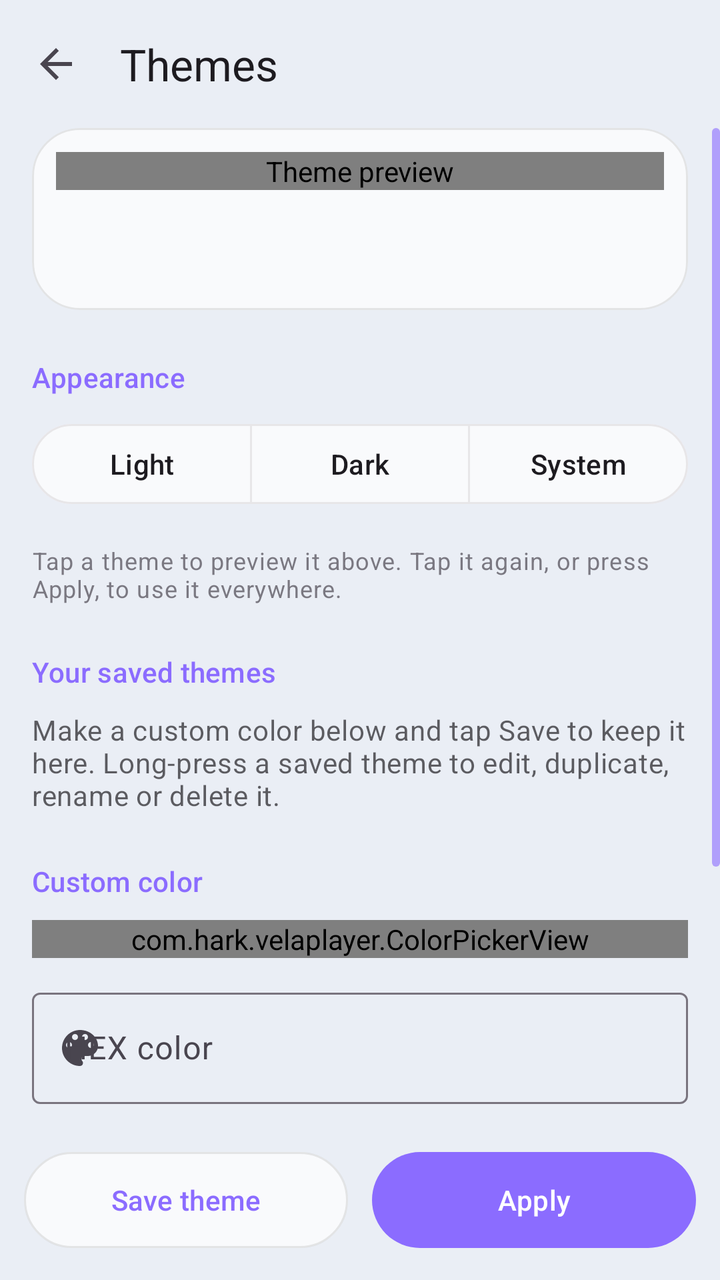
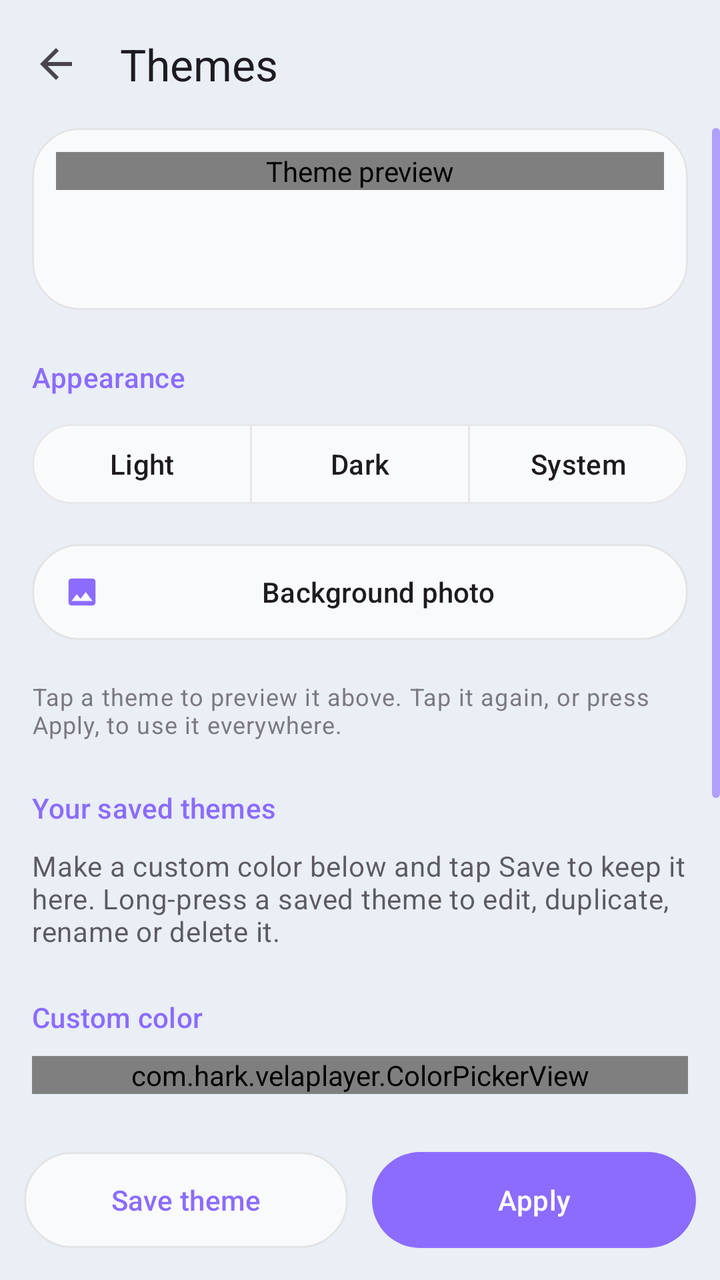

Before-and-after screenshots of an Android layout around one commit, followed by the original layout XML and the change that was made.
<!-- AndroidManifest.xml: application theme Theme.Vela -->
<!-- res/layout/activity_theme.xml -->
<?xml version="1.0" encoding="utf-8"?>
<LinearLayout xmlns:android="http://schemas.android.com/apk/res/android"
    xmlns:app="http://schemas.android.com/apk/res-auto"
    android:layout_width="match_parent" android:layout_height="match_parent"
    android:fitsSystemWindows="true" android:orientation="vertical">

    <com.google.android.material.appbar.MaterialToolbar
        android:id="@+id/toolbar" android:layout_width="match_parent" android:layout_height="?attr/actionBarSize"
        app:navigationIcon="@drawable/ic_arrow_back" app:title="Themes" />

    <androidx.core.widget.NestedScrollView android:scrollbars="vertical"
        android:id="@+id/scroll" android:layout_width="match_parent" android:layout_height="0dp" android:layout_weight="1">

        <LinearLayout android:layout_width="match_parent" android:layout_height="wrap_content"
            android:orientation="vertical" android:paddingHorizontal="16dp" android:paddingBottom="24dp">

            
            <com.google.android.material.card.MaterialCardView
                android:id="@+id/previewCard" style="@style/Widget.Vela.Glass.Card"
                android:layout_width="match_parent" android:layout_height="wrap_content" app:cardCornerRadius="24dp">

                <LinearLayout android:layout_width="match_parent" android:layout_height="wrap_content" android:orientation="vertical" android:padding="12dp">
                    <com.hark.velaplayer.ThemePreviewView android:id="@+id/preview" android:layout_width="match_parent" android:layout_height="wrap_content"
                        android:contentDescription="Theme preview" />
                    <LinearLayout android:layout_width="match_parent" android:layout_height="wrap_content" android:layout_marginTop="10dp"
                        android:gravity="center_vertical" android:orientation="horizontal" android:paddingHorizontal="4dp">
                        <LinearLayout android:layout_width="0dp" android:layout_height="wrap_content" android:layout_weight="1" android:orientation="vertical">
                            <TextView android:id="@+id/previewName" android:layout_width="match_parent" android:layout_height="wrap_content"
                                android:ellipsize="end" android:maxLines="1" android:textAppearance="?attr/textAppearanceTitleMedium" />
                            <TextView android:id="@+id/previewState" android:layout_width="match_parent" android:layout_height="wrap_content"
                                android:alpha="0.7" android:textAppearance="?attr/textAppearanceBodySmall" />
                        </LinearLayout>
                        <LinearLayout android:id="@+id/swatches" android:layout_width="wrap_content" android:layout_height="wrap_content" android:orientation="horizontal" />
                    </LinearLayout>
                </LinearLayout>
            </com.google.android.material.card.MaterialCardView>

            <TextView style="@style/ThemeSection" android:text="Appearance" />
            <com.google.android.material.button.MaterialButtonToggleGroup
                android:id="@+id/modeGroup" android:layout_width="match_parent" android:layout_height="wrap_content"
                app:selectionRequired="true" app:singleSelection="true">
                <com.google.android.material.button.MaterialButton android:id="@+id/modeLight" style="?attr/materialButtonOutlinedStyle" android:layout_width="0dp" android:layout_height="wrap_content" android:layout_weight="1" android:text="Light" />
                <com.google.android.material.button.MaterialButton android:id="@+id/modeDark" style="?attr/materialButtonOutlinedStyle" android:layout_width="0dp" android:layout_height="wrap_content" android:layout_weight="1" android:text="Dark" />
                <com.google.android.material.button.MaterialButton android:id="@+id/modeSystem" style="?attr/materialButtonOutlinedStyle" android:layout_width="0dp" android:layout_height="wrap_content" android:layout_weight="1" android:text="System" />
            </com.google.android.material.button.MaterialButtonToggleGroup>

            <TextView android:layout_width="match_parent" android:layout_height="wrap_content" android:layout_marginTop="16dp" android:alpha="0.7"
                android:text="Tap a theme to preview it above. Tap it again, or press Apply, to use it everywhere."
                android:textAppearance="?attr/textAppearanceBodySmall" />

            
            <LinearLayout android:id="@+id/presetContainer" android:layout_width="match_parent" android:layout_height="wrap_content" android:orientation="vertical" />

            <TextView style="@style/ThemeSection" android:text="Your saved themes" />
            <TextView android:id="@+id/customEmpty" android:layout_width="match_parent" android:layout_height="wrap_content" android:alpha="0.7" android:text="Make a custom color below and tap Save to keep it here. Long-press a saved theme to edit, duplicate, rename or delete it." android:textAppearance="?attr/textAppearanceBodyMedium" />
            <LinearLayout android:id="@+id/customContainer" android:layout_width="match_parent" android:layout_height="wrap_content" android:orientation="vertical" />

            <TextView style="@style/ThemeSection" android:id="@+id/customTitle" android:text="Custom color" />
            <TextView android:id="@+id/editingNote" android:layout_width="match_parent" android:layout_height="wrap_content" android:layout_marginBottom="8dp"
                android:textAppearance="?attr/textAppearanceBodySmall" android:textColor="?attr/colorPrimary" android:visibility="gone" />
            <com.hark.velaplayer.ColorPickerView android:id="@+id/picker" android:layout_width="match_parent" android:layout_height="wrap_content" />

            <com.google.android.material.textfield.TextInputLayout
                android:id="@+id/hexLayout" style="@style/Widget.Material3.TextInputLayout.OutlinedBox"
                android:layout_width="match_parent" android:layout_height="wrap_content" android:layout_marginTop="12dp"
                android:hint="HEX color" app:prefixText="#" app:startIconDrawable="@drawable/ic_palette">
                <com.google.android.material.textfield.TextInputEditText
                    android:id="@+id/hexInput" android:layout_width="match_parent" android:layout_height="wrap_content"
                    android:digits="0123456789abcdefABCDEF" android:imeOptions="actionDone" android:inputType="textCapCharacters|textNoSuggestions" android:maxLength="6" android:singleLine="true" />
            </com.google.android.material.textfield.TextInputLayout>

            
            <LinearLayout android:id="@+id/genRow" android:layout_width="match_parent" android:layout_height="wrap_content" android:layout_marginTop="12dp" android:orientation="horizontal" />
            <TextView android:id="@+id/contrastNote" android:layout_width="match_parent" android:layout_height="wrap_content" android:layout_marginTop="6dp"
                android:alpha="0.75" android:textAppearance="?attr/textAppearanceBodySmall" />

            <TextView android:id="@+id/limitNote" android:layout_width="match_parent" android:layout_height="wrap_content" android:layout_marginTop="8dp" android:alpha="0.7" android:textAppearance="?attr/textAppearanceBodySmall" android:visibility="gone" />

            
            <LinearLayout android:id="@+id/advancedHeader" android:layout_width="match_parent" android:layout_height="48dp" android:layout_marginTop="12dp"
                android:background="?attr/selectableItemBackground" android:gravity="center_vertical" android:orientation="horizontal">
                <ImageView android:layout_width="20dp" android:layout_height="20dp" android:src="@drawable/ic_tune" app:tint="?attr/colorOnSurfaceVariant" android:importantForAccessibility="no" />
                <TextView android:layout_width="0dp" android:layout_height="wrap_content" android:layout_weight="1" android:layout_marginStart="12dp" android:text="Advanced" android:textAppearance="?attr/textAppearanceTitleSmall" />
                <TextView android:id="@+id/advancedArrow" android:layout_width="wrap_content" android:layout_height="wrap_content" android:text="Show" android:textColor="?attr/colorPrimary" android:textAppearance="?attr/textAppearanceLabelLarge" />
            </LinearLayout>
            <LinearLayout android:id="@+id/advancedBody" android:layout_width="match_parent" android:layout_height="wrap_content" android:orientation="vertical" android:visibility="gone">
                <TextView android:layout_width="match_parent" android:layout_height="wrap_content" android:layout_marginTop="4dp" android:text="Secondary accent" android:textAppearance="?attr/textAppearanceLabelLarge" />
                <HorizontalScrollView android:layout_width="match_parent" android:layout_height="wrap_content" android:scrollbars="none">
                    <LinearLayout android:id="@+id/secondaryRow" android:layout_width="wrap_content" android:layout_height="wrap_content" android:orientation="horizontal" android:paddingVertical="6dp" />
                </HorizontalScrollView>
                <TextView android:layout_width="match_parent" android:layout_height="wrap_content" android:layout_marginTop="8dp" android:text="Background &amp; glass" android:textAppearance="?attr/textAppearanceLabelLarge" />
                <HorizontalScrollView android:layout_width="match_parent" android:layout_height="wrap_content" android:scrollbars="none">
                    <com.google.android.material.chip.ChipGroup android:id="@+id/baseGroup" android:layout_width="wrap_content" android:layout_height="wrap_content"
                        app:selectionRequired="true" app:singleLine="true" app:singleSelection="true" />
                </HorizontalScrollView>
                <TextView android:layout_width="match_parent" android:layout_height="wrap_content" android:layout_marginTop="4dp" android:alpha="0.7"
                    android:text="Each role uses the closest matching tuned palette, so text always stays readable."
                    android:textAppearance="?attr/textAppearanceBodySmall" />
            </LinearLayout>

            <com.google.android.material.button.MaterialButton android:id="@+id/btnReset" style="@style/Widget.Material3.Button.TextButton"
                android:layout_width="wrap_content" android:layout_height="48dp" android:layout_marginTop="12dp" android:text="Reset to default (Pure Black Glass)" />
        </LinearLayout>
    </androidx.core.widget.NestedScrollView>

    <LinearLayout android:layout_width="match_parent" android:layout_height="wrap_content" android:orientation="horizontal" android:padding="12dp">
        <com.google.android.material.button.MaterialButton android:id="@+id/btnSave" style="?attr/materialButtonOutlinedStyle" android:layout_width="0dp" android:layout_height="56dp" android:layout_weight="1" android:text="Save theme" />
        <com.google.android.material.button.MaterialButton android:id="@+id/btnApply" android:layout_width="0dp" android:layout_height="56dp" android:layout_marginStart="12dp" android:layout_weight="1" android:text="Apply" />
    </LinearLayout>
</LinearLayout>
<!-- resources referenced by this layout -->
<resources>
  <style name="GlassShapeCard">
          <item name="cornerFamily">rounded</item>
          <item name="cornerSize">20dp</item>
      </style>
  <color name="accent">#8B6CFF</color>
  <style name="VelaBottomSheet" parent="ThemeOverlay.Material3.BottomSheetDialog">
          <item name="bottomSheetStyle">@style/VelaBottomSheetStyle</item>
      </style>
  <style name="VelaDialog" parent="VelaDialog.Base">
          <item name="android:backgroundDimAmount">0.45</item>
      </style>
  <color name="glass_surface">#B8FFFFFF</color>
  <color name="glass_surface_strong">#F2FBFBFD</color>
  <color name="glass_stroke">#17000000</color>
  <color name="glass_highlight">#CCFFFFFF</color>
  <color name="glass_scrim">#66000000</color>
  <color name="glass_tint">#14000000</color>
  <color name="glass_surface_elevated">#D1FFFFFF</color>
  <color name="atmo_top">#F5F7FB</color>
  <color name="atmo_mid">#EAEEF5</color>
  <color name="atmo_bottom">#DBE2EE</color>
  <color name="atmo_glow_a">#3DA9B6F0</color>
  <color name="atmo_glow_b">#33B4C2EE</color>
  <color name="nav_container">#E0FFFFFF</color>
  <color name="nav_selected">#141826</color>
  <color name="nav_on_selected">#FFFFFF</color>
  <color name="nav_text">#5D6378</color>
  <style name="Widget.Vela.Glass.Toolbar" parent="Widget.Material3.Toolbar">
          <item name="android:background">@android:color/transparent</item>
      </style>
  <style name="Widget.Vela.Switch" parent="Widget.Material3.CompoundButton.MaterialSwitch">
          <item name="trackDecorationTint">@color/glass_switch_decoration</item>
      </style>
  <style name="VelaPreferenceTheme" parent="@style/PreferenceThemeOverlay">
          <item name="preferenceCategoryTitleTextAppearance">@style/TextAppearance.Vela.Section</item>
      </style>
  <style name="Widget.Vela.Glass.PopupMenu" parent="Widget.Material3.PopupMenu">
          <item name="android:popupBackground">@drawable/glass_popup</item>
      </style>
  <style name="Widget.Vela.Glass.ListPopupWindow" parent="Widget.Material3.PopupMenu.ListPopupWindow">
          <item name="android:popupBackground">@drawable/glass_popup</item>
      </style>
  <style name="Widget.Vela.Glass.PopupMenu.Overflow" parent="Widget.Material3.PopupMenu.Overflow">
          <item name="android:popupBackground">@drawable/glass_popup</item>
      </style>
  <style name="Widget.Vela.Glass.PopupMenu.Framework" parent="@android:style/Widget.Material.PopupMenu">
          <item name="android:popupBackground">@drawable/glass_popup</item>
      </style>
  <style name="TextAppearance.Vela.ActionModeTitle" parent="TextAppearance.Material3.TitleMedium">
          <item name="android:textColor">?attr/colorOnSurface</item>
      </style>
  <style name="PillShape">
          <item name="cornerFamily">rounded</item>
          <item name="cornerSize">50%</item>
      </style>
  <style name="DialogShape">
          <item name="cornerFamily">rounded</item>
          <item name="cornerSize">28dp</item>
      </style>
  <!-- unchanged entries left out for length: 22 -->
</resources>

<!-- the commit's change to res/layout/activity_theme.xml (unified diff, before → after) -->
@@ -43,6 +43,11 @@
                 <com.google.android.material.button.MaterialButton android:id="@+id/modeDark" style="?attr/materialButtonOutlinedStyle" android:layout_width="0dp" android:layout_height="wrap_content" android:layout_weight="1" android:text="Dark" />
                 <com.google.android.material.button.MaterialButton android:id="@+id/modeSystem" style="?attr/materialButtonOutlinedStyle" android:layout_width="0dp" android:layout_height="wrap_content" android:layout_weight="1" android:text="System" />
             </com.google.android.material.button.MaterialButtonToggleGroup>
+
+            
+            <com.google.android.material.button.MaterialButton android:id="@+id/btnBackground" style="@style/Widget.Vela.Glass.Button.Tonal.Icon"
+                android:layout_width="match_parent" android:layout_height="56dp" android:layout_marginTop="12dp"
+                android:text="Background photo" app:icon="@drawable/ic_wallpaper" />
 
             <TextView android:layout_width="match_parent" android:layout_height="wrap_content" android:layout_marginTop="16dp" android:alpha="0.7"
                 android:text="Tap a theme to preview it above. Tap it again, or press Apply, to use it everywhere."
<!-- resource entries referenced after the edit -->
@@ -1,5 +1,16 @@
 <!-- resources referenced by this layout -->
 <resources>
+  <!-- drawable ic_wallpaper (drawable) -->
+  <vector xmlns:android="http://schemas.android.com/apk/res/android" android:width="24dp" android:height="24dp" android:viewportWidth="24" android:viewportHeight="24" android:tint="?attr/colorControlNormal">
+      <path android:fillColor="@android:color/white" android:pathData="M21,19V5c0,-1.1 -0.9,-2 -2,-2H5c-1.1,0 -2,0.9 -2,2v14c0,1.1 0.9,2 2,2h14c1.1,0 2,-0.9 2,-2zM8.5,13.5l2.5,3.01L14.5,12l4.5,6H5l3.5,-4.5z"/>
+  </vector>
+  <style name="Widget.Vela.Glass.Button.Tonal.Icon" parent="Widget.Material3.Button.TonalButton.Icon">
+          <item name="backgroundTint">@color/glass_button_bg</item>
+          <item name="strokeColor">@color/glass_button_stroke</item>
+          <item name="strokeWidth">1dp</item>
+          <item name="android:textColor">@color/glass_button_text</item>
+          <item name="iconTint">@color/glass_button_icon</item>
+      </style>
   <style name="GlassShapeCard">
           <item name="cornerFamily">rounded</item>
           <item name="cornerSize">20dp</item>
